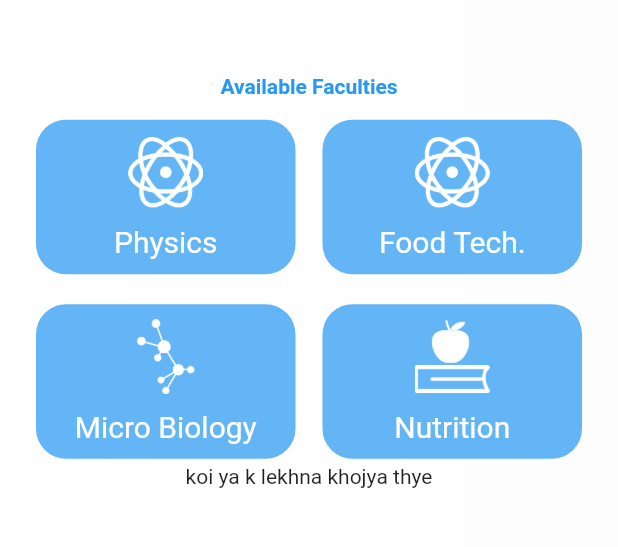
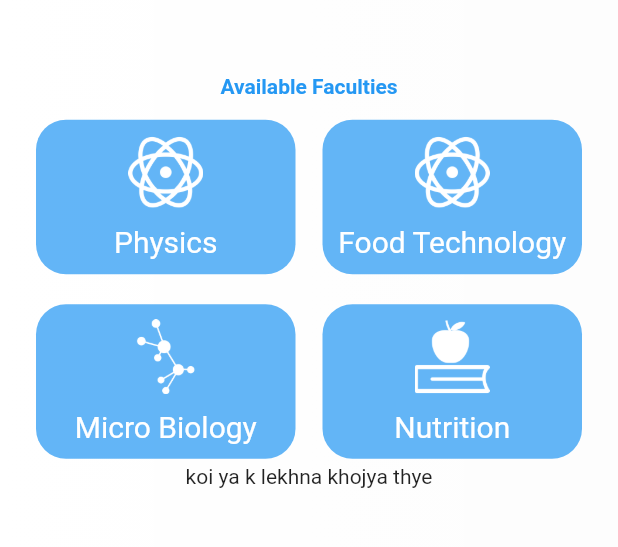
Before and after one commit to Sakr-vhatrai/syllabus, a Flutter app: the screen it shows after launch, on a phone screen of 412 x 824 dp, the part 460-1007 px from its top. Run offline on Flutter 3.47's test engine with Material 2 defaults, Android fonts, the light colour scheme and no system bars.

Commit message:
kei ni garya xuina

```diff
--- a/lib/main.dart
+++ b/lib/main.dart
@@ -1,5 +1,4 @@
 import 'package:flutter/material.dart';
-
 import 'pages/homepage.dart';
 
 void main() {
@@ -10,7 +9,8 @@ class MyApp extends StatelessWidget {
   @override
   Widget build(BuildContext context) {
     return MaterialApp(
-      title: 'Flutter Demo',
+      debugShowCheckedModeBanner: false,
+      title: 'BSC Solutions',
       theme: ThemeData(
         primarySwatch: Colors.blue,
         visualDensity: VisualDensity.adaptivePlatformDensity,
--- a/lib/pages/homepage.dart
+++ b/lib/pages/homepage.dart
@@ -18,13 +18,19 @@ class _HomepageState extends State<Homepage> {
       ),
       drawer: CommonDrawer(),
       body: Container(
-        padding: EdgeInsets.symmetric(horizontal: 20, vertical: 50),
+        padding: EdgeInsets.symmetric(horizontal: 20),
         decoration: BoxDecoration(
-            gradient: LinearGradient(colors: [Colors.white, Colors.white60])),
-        // color: Colors.blue,
-        child: Center(
-            child:
-                Column(mainAxisAlignment: MainAxisAlignment.center, children: [
+          gradient: LinearGradient(
+            colors: [
+              Colors.white,
+              Colors.white60,
+            ],
+          ),
+        ),
+        child: Column(
+          mainAxisAlignment: MainAxisAlignment.center,
+          children: [
+            Spacer(),
             Container(
               child: Text(
                 'BSC. Solutions',
@@ -37,108 +43,25 @@ class _HomepageState extends State<Homepage> {
             Text(
               'Available Faculties',
               style: TextStyle(
-                color: Colors.blue.withAlpha(250), fontWeight: FontWeight.bold),
+                color: Colors.blue.withAlpha(250),
+                fontWeight: FontWeight.bold,
+              ),
             ),
             SizedBox(
               height: 10,
             ),
             Row(
               children: [
-              Expanded(
-                child: InkWell(
-                  onTap: () {
-
-                    Navigator.push(
-                        context,
-                        MaterialPageRoute(
-                            builder: (context) =>
-                                YearDetail(title: 'physics')));
-                  },
-                  child: Card(
-                    elevation: 0,
-                    shadowColor: Colors.blue,
-                    shape: RoundedRectangleBorder(
-                        borderRadius: BorderRadius.circular(20)),
-                    color: Colors.blue.withOpacity(0.7),
-                    child: Container(
-                      padding: EdgeInsets.all(10),
-                      child: Column(
-                        children: [
-                          Container(
-                              height: 50,
-                              width: 50,
-                              decoration: BoxDecoration(
-                                  // border:Border.all(
-                                  //   color: Colors.red,
-                                  //   width: 3
-                                  //)
-                                  ),
-                              child: Image(
-                                image: AssetImage('assets/images/atom.png'),
-                              )),
-                          Padding(
-                            padding: const EdgeInsets.only(top: 10.0),
-                            child: Text(
-                              'Physics',
-                              style:
-                                  TextStyle(color: Colors.white, fontSize: 20),
-                            ),
-                          )
-                        ],
-                      ),
-                    ),
-                  ),
-                ),
+                MenuCard(
+                  cardLabel: 'Physics',
+                  cardImg: 'assets/images/atom.png',
                 ),
                 SizedBox(
                   width: 10,
                 ),
-              Expanded(
-                child: InkWell(
-                  onTap: () {
-
-
-                    Navigator.push(
-                        context,
-                        MaterialPageRoute(
-                            builder: (context) =>
-                                YearDetail(title: 'Food Technology')));
-                  },
-                  child: Card(
-                    elevation: 0,
-                    shadowColor: Colors.blue,
-                    shape: RoundedRectangleBorder(
-                        borderRadius: BorderRadius.circular(20)),
-                    color: Colors.blue.withOpacity(0.7),
-                    child: Container(
-                      padding: EdgeInsets.all(10),
-                      child: Column(
-                        children: [
-                          Container(
-                              height: 50,
-                              width: 50,
-                              decoration: BoxDecoration(
-                                  // border:Border.all(
-                                  //   color: Colors.red,
-                                  //   width: 3
-                                  //)
-                                  ),
-                              child: Image(
-                                image: AssetImage('assets/images/atom.png'),
-                              )),
-                          Padding(
-                            padding: const EdgeInsets.only(top: 10.0),
-                            child: Text(
-                              'Food Tech.',
-                              style:
-                                  TextStyle(color: Colors.white, fontSize: 20),
-                            ),
-                          )
-                        ],
-                      ),
-                    ),
-                  ),
-                ),
+                MenuCard(
+                  cardLabel: 'Food Technology',
+                  cardImg: 'assets/images/atom.png',
                 ),
               ],
             ),
@@ -147,50 +70,9 @@ class _HomepageState extends State<Homepage> {
             ),
             Row(
               children: [
-              Expanded(
-                child: InkWell(
-                  onTap: () {
-                    Navigator.push(
-                        context,
-                        MaterialPageRoute(
-                            builder: (context) =>
-                                YearDetail(title: 'Micro Biology')));
-                  },
-                  child: Card(
-                    elevation: 0,
-                    shadowColor: Colors.blue,
-                    shape: RoundedRectangleBorder(
-                        borderRadius: BorderRadius.circular(20)),
-                    color: Colors.blue.withOpacity(0.7),
-                    child: Container(
-                      padding: EdgeInsets.all(10),
-                      child: Column(
-                        children: [
-                          Container(
-                              height: 50,
-                              width: 50,
-                              decoration: BoxDecoration(
-                                  // border:Border.all(
-                                  //   color: Colors.red,
-                                  //   width: 3
-                                  //)
-                                  ),
-                              child: Image(
-                                image: AssetImage('assets/images/bond.png'),
-                              )),
-                          Padding(
-                            padding: const EdgeInsets.only(top: 10.0),
-                            child: Text(
-                              'Micro Biology',
-                              style:
-                                  TextStyle(color: Colors.white, fontSize: 20),
-                            ),
-                          )
-                        ],
-                      ),
-                    ),
-                  ),
-                ),
+                MenuCard(
+                  cardLabel: 'Micro Biology',
+                  cardImg: 'assets/images/bond.png',
                 ),
                 SizedBox(
                   width: 10,
@@ -230,8 +112,8 @@ class _HomepageState extends State<Homepage> {
                               padding: const EdgeInsets.only(top: 10),
                               child: Text(
                                 'Nutrition',
-                              style:
-                                  TextStyle(color: Colors.white, fontSize: 20),
+                                style: TextStyle(
+                                    color: Colors.white, fontSize: 20),
                               ),
                             )
                           ],
@@ -242,9 +124,69 @@ class _HomepageState extends State<Homepage> {
                 ),
               ],
             ),
-          Container(child: Text('koi ya k lekhna khojya thye'))
-        ])),
+            Container(
+              child: Text('koi ya k lekhna khojya thye'),
+            ),
+            Spacer(),
+          ],
+        ),
       ),
     );
   }
 }
+
+class MenuCard extends StatelessWidget {
+  const MenuCard({
+    Key key,
+    @required this.cardLabel,
+    @required this.cardImg,
+  }) : super(key: key);
+  final String cardLabel;
+  final String cardImg;
+
+  @override
+  Widget build(BuildContext context) {
+    return Expanded(
+      child: InkWell(
+        onTap: () {
+          Navigator.push(
+            context,
+            MaterialPageRoute(
+              builder: (context) => YearDetail(title: cardLabel),
+            ),
+          );
+        },
+        child: Card(
+          elevation: 0,
+          shadowColor: Colors.blue,
+          shape: RoundedRectangleBorder(
+            borderRadius: BorderRadius.circular(20),
+          ),
+          color: Colors.blue.withOpacity(0.7),
+          child: Container(
+            padding: EdgeInsets.all(10),
+            child: Column(
+              children: [
+                Container(
+                  height: 50,
+                  width: 50,
+                  child: Image.asset(cardImg),
+                ),
+                Padding(
+                  padding: const EdgeInsets.only(top: 10.0),
+                  child: Text(
+                    cardLabel,
+                    style: TextStyle(
+                      color: Colors.white,
+                      fontSize: 20,
+                    ),
+                  ),
+                )
+              ],
+            ),
+          ),
+        ),
+      ),
+    );
+  }
+}
```
Also changed, not shown: lib/Models/subjects.dart (added, +27 -0 lines), lib/dummy.json (added, +226 -0 lines). Lines whose indentation alone changed are shown as unchanged.
